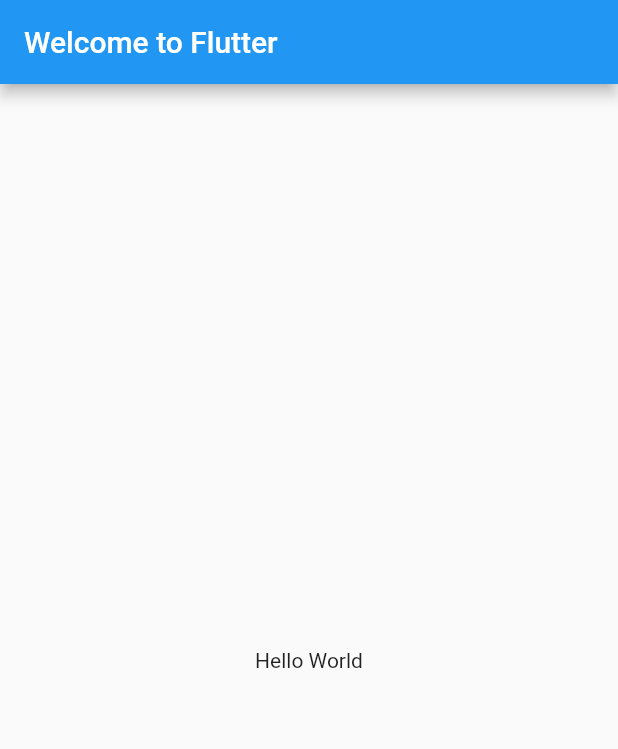
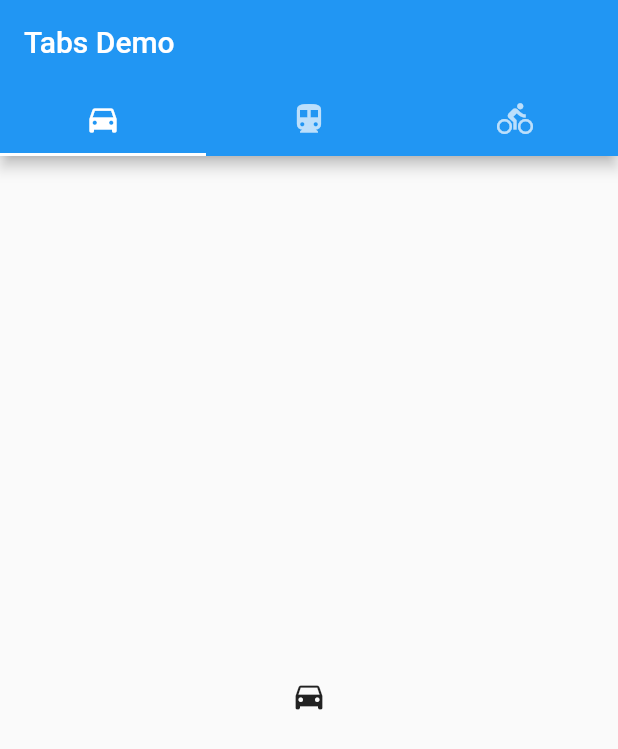
Before and after one commit to zleao/ml_inovdays_flutter, a Flutter app: the screen it shows after launch, on a phone screen of 412 x 824 dp. Shown: the top 749 px of the screen. Run offline on Flutter 3.47's test engine with Material 2 defaults, Android fonts, the phone set to English and light mode, and no system bars.

Commit message:
Add tab layout

```diff
--- a/lib/main.dart
+++ b/lib/main.dart
@@ -1,18 +1,33 @@
 import 'package:flutter/material.dart';
 
-void main() => runApp(MyApp());
+void main() {
+  runApp(TabBarDemo());
+}
 
-class MyApp extends StatelessWidget {
+class TabBarDemo extends StatelessWidget {
   @override
   Widget build(BuildContext context) {
     return MaterialApp(
-      title: 'Welcome to Flutter',
-      home: Scaffold(
-        appBar: AppBar(
-          title: Text('Welcome to Flutter'),
-        ),
-        body: Center(
-          child: Text('Hello World'),
+      home: DefaultTabController(
+        length: 3,
+        child: Scaffold(
+          appBar: AppBar(
+            bottom: TabBar(
+              tabs: [
+                Tab(icon: Icon(Icons.directions_car)),
+                Tab(icon: Icon(Icons.directions_transit)),
+                Tab(icon: Icon(Icons.directions_bike)),
+              ],
+            ),
+            title: Text('Tabs Demo'),
+          ),
+          body: TabBarView(
+            children: [
+              Icon(Icons.directions_car),
+              Icon(Icons.directions_transit),
+              Icon(Icons.directions_bike),
+            ],
+          ),
         ),
       ),
     );
```
